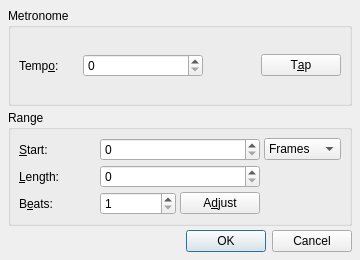
rncbc/qtractor, file src/qtractorTempoAdjustForm.ui: the form before one commit.
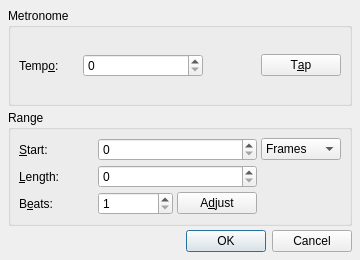
The form after the commit. Icons and pictures are not drawn. Custom widgets are drawn as their Qt base class.

Commit message: [xaubio] Clip / Tempo Adjust dialog refactoring... (continued)

What changed in the file:
```diff
--- a/src/qtractorTempoAdjustForm.ui
+++ b/src/qtractorTempoAdjustForm.ui
@@ -135,6 +135,12 @@
       </item>
       <item row="0" column="3">
        <widget class="QComboBox" name="FormatComboBox">
+        <property name="minimumSize">
+         <size>
+          <width>80</width>
+          <height>0</height>
+         </size>
+        </property>
         <property name="toolTip">
          <string>Time display format</string>
         </property>
```
Left out of the diff: 6 changed lines with no effect on the pictures. The commit also changes 3 other files.
